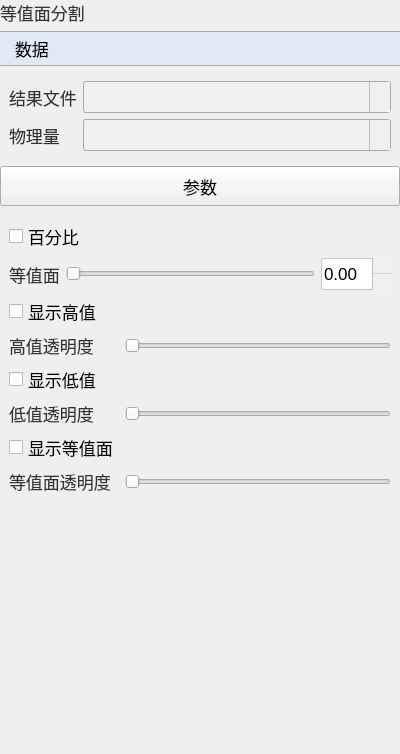
The window that plugins/Base_PostProcessing/IsosurfaceSegmentationWidget.ui (asd977/base_cae) describes before a commit, drawn with Qt 5.
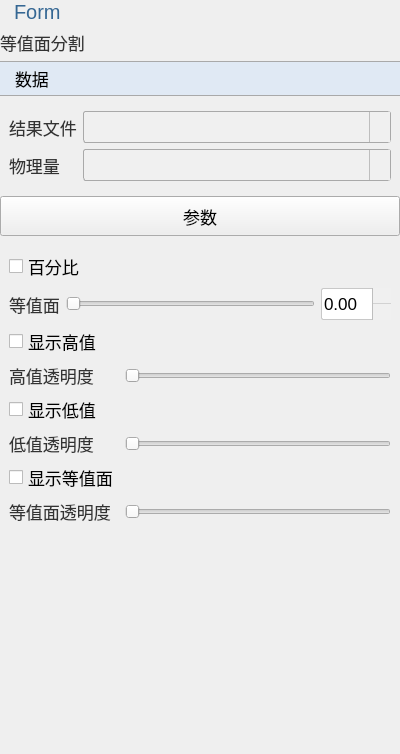
The same window after the commit. Icons and pictures are not drawn.

```diff
--- a/plugins/Base_PostProcessing/IsosurfaceSegmentationWidget.ui
+++ b/plugins/Base_PostProcessing/IsosurfaceSegmentationWidget.ui
@@ -124,6 +124,13 @@
    <property name="bottomMargin">
     <number>0</number>
    </property>
+   <item>
+    <widget class="QLabel" name="pageNameLabel">
+     <property name="text">
+      <string>Form</string>
+     </property>
+    </widget>
+   </item>
    <item>
     <widget class="QLabel" name="label">
      <property name="text">
```
